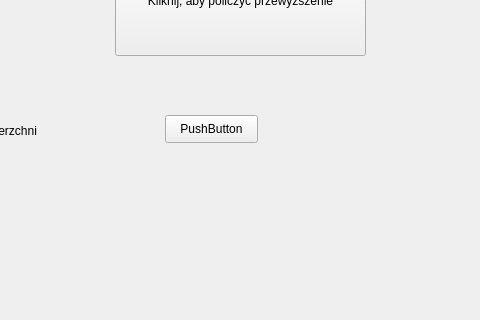
The window that wtyczka_1_dialog_base.ui (325799jn/Projekt2) describes before a commit, drawn with Qt 5; both pictures show x 265 to 745 and y 275 to 595 of the 1206 by 688 pixel window.
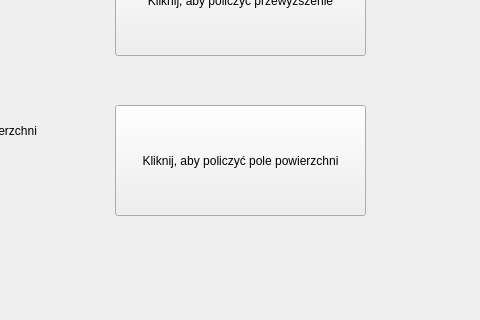
The same window after the commit. Custom widgets are drawn as their Qt base class.

Diff of the .ui file:
```diff
--- a/wtyczka_1_dialog_base.ui
+++ b/wtyczka_1_dialog_base.ui
@@ -81,14 +81,14 @@
   <widget class="QPushButton" name="przycisk_pole_pow">
    <property name="geometry">
     <rect>
-     <x>430</x>
-     <y>390</y>
-     <width>93</width>
-     <height>28</height>
+     <x>380</x>
+     <y>380</y>
+     <width>251</width>
+     <height>111</height>
     </rect>
    </property>
    <property name="text">
-    <string>PushButton</string>
+    <string>Kliknij, aby policzyć pole powierzchni</string>
    </property>
   </widget>
   <widget class="QLabel" name="wynik_przewyzszenie">
```
